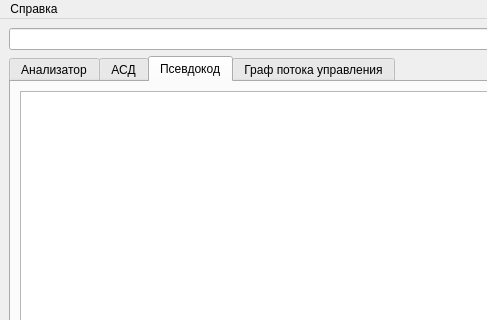
Old version of the form analyzer.ui in the repository UnionDemon/AnalyzerInterfacePart; both pictures show x 0 to 487 and y 0 to 320 of the 800 by 600 pixel window.
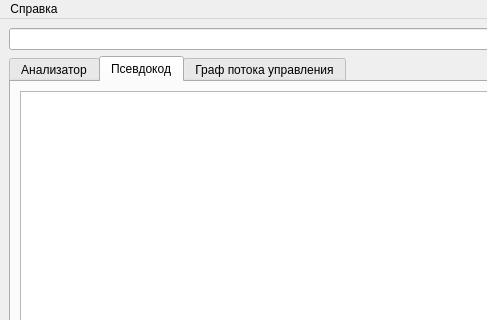
New version of the form. The open tabs and pages were chosen to show the change.

What changed in the file:
```diff
--- a/analyzer.ui
+++ b/analyzer.ui
@@ -74,16 +74,6 @@
           </item>
          </layout>
         </widget>
-        <widget class="QWidget" name="tab_2">
-         <attribute name="title">
-          <string>АСД</string>
-         </attribute>
-         <layout class="QVBoxLayout" name="verticalLayout_5">
-          <item>
-           <widget class="QTextEdit" name="textEdit_2"/>
-          </item>
-         </layout>
-        </widget>
         <widget class="QWidget" name="tab_3">
          <attribute name="title">
           <string>Псевдокод</string>
```
Left out of the diff: 11 changed lines with no effect on the pictures.
